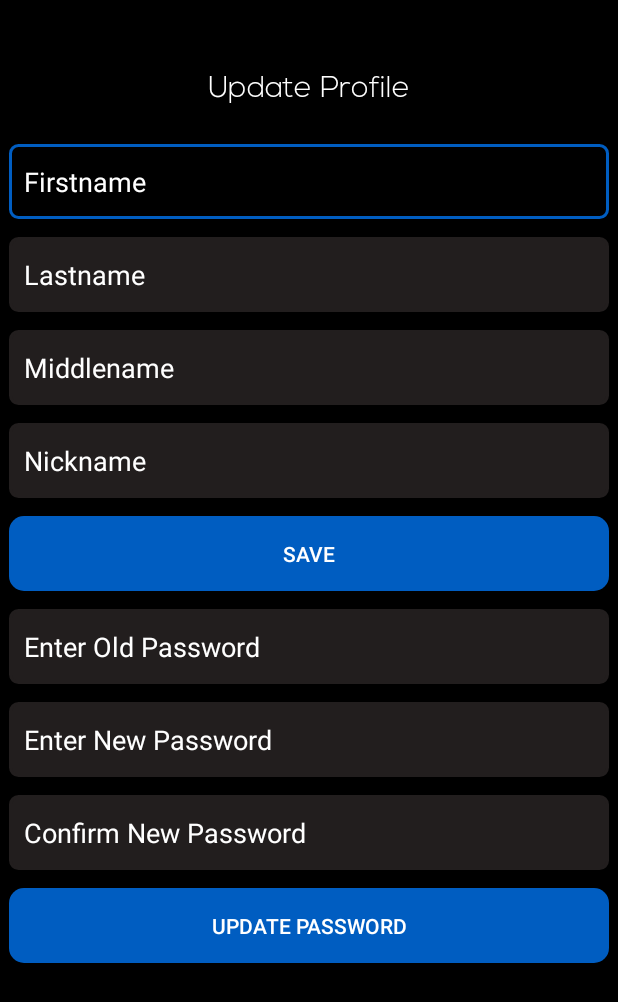
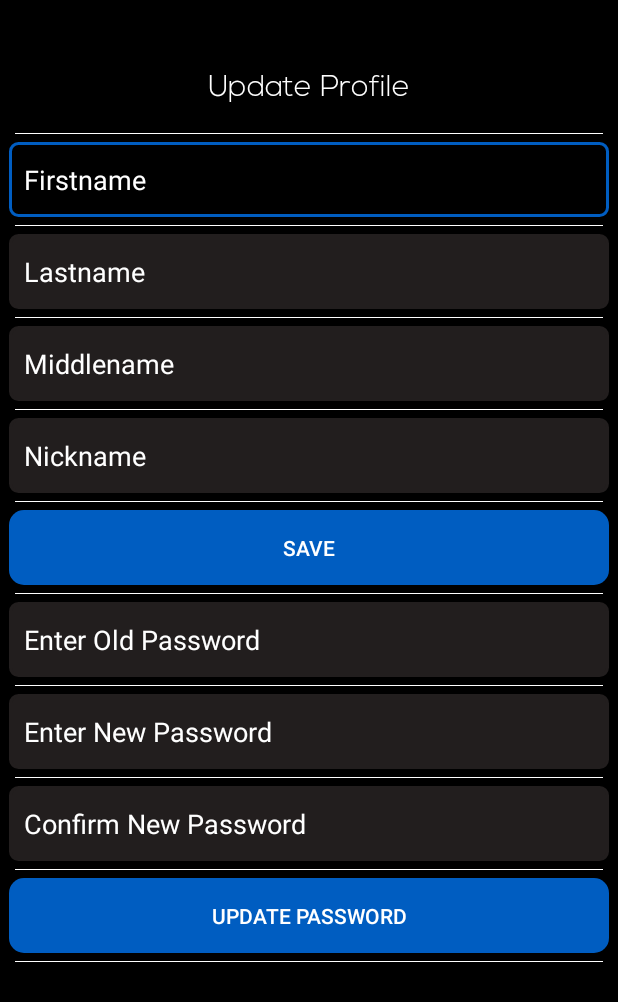
Before and after one commit to CyberBismo/Skybyn-APK, an Android app: the layout fragment_profile.xml on its own in the app's theme, with its tools: preview values and no code run, on a phone screen of 412 x 824 dp. Shown: the top 1002 px of the screen. Run offline under Robolectric (Android 15) with nearby library versions, the phone set to English and light mode, and no system bars; network calls fail.

Commit message:
Minor Changes

```diff
--- a/app/src/main/res/layout/fragment_profile.xml
+++ b/app/src/main/res/layout/fragment_profile.xml
@@ -10,9 +10,11 @@
     <LinearLayout
         android:layout_width="match_parent"
         android:layout_height="match_parent"
-        android:divider="@color/dark_gray"
+        android:divider="@color/white"
+
+        android:dividerPadding="10dp"
         android:orientation="vertical"
-
+        android:showDividers="middle|beginning|end"
         app:layout_constraintBottom_toBottomOf="parent"
         app:layout_constraintEnd_toEndOf="parent"
         app:layout_constraintHorizontal_bias="0.0"
```
